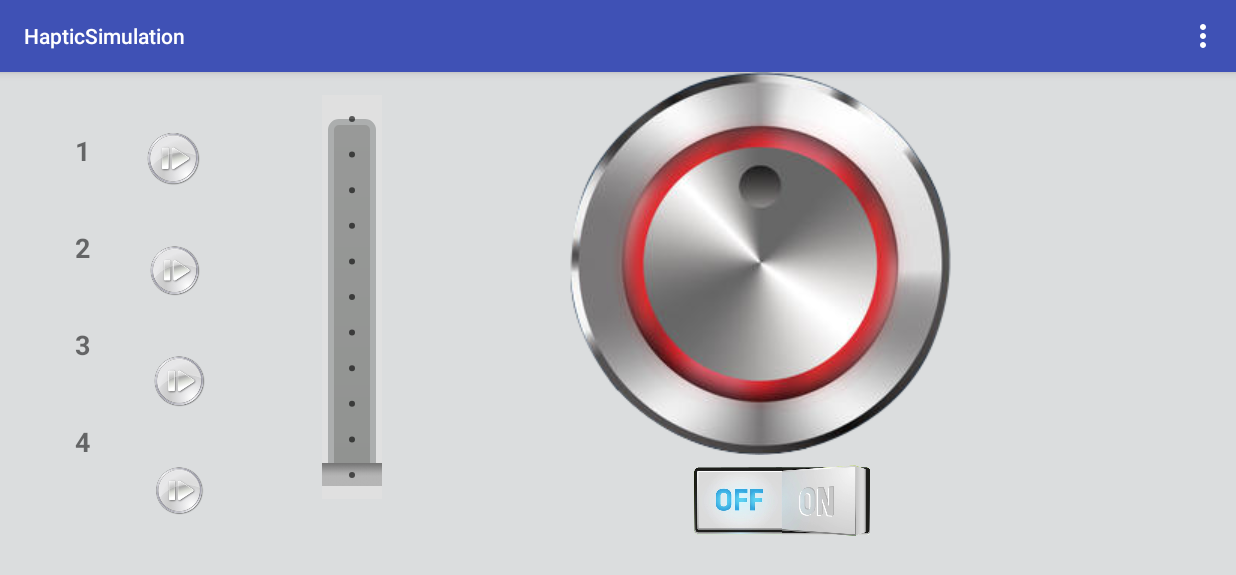
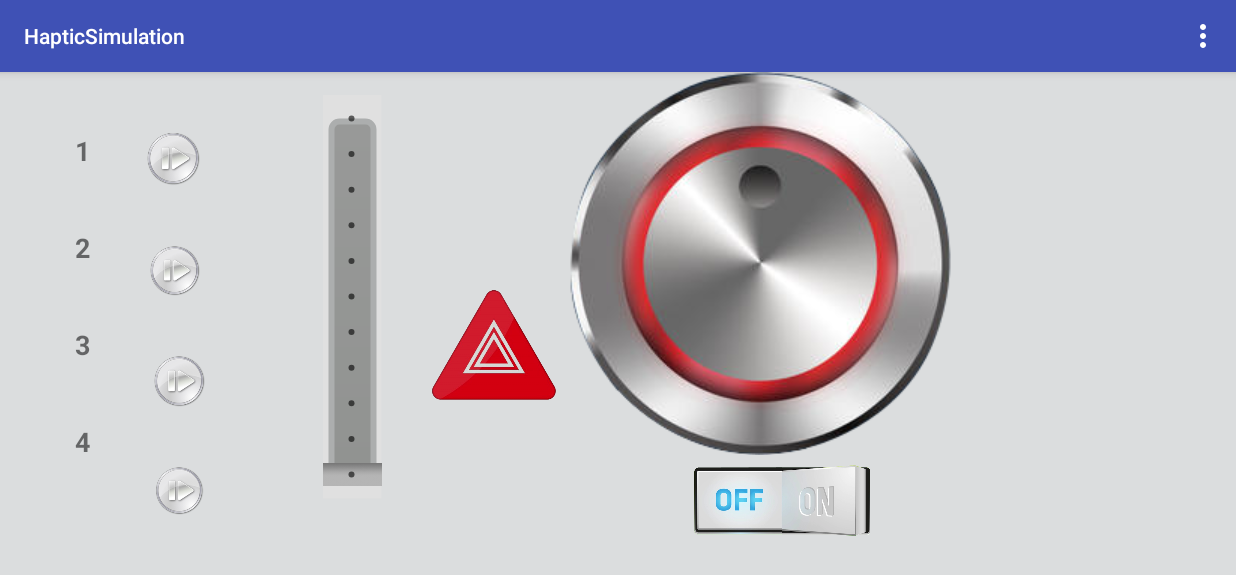
Before and after one commit to AbstractKim/HapticSimulationApp, an Android app: the screen it shows after launch (MainActivity), on a phone screen of 824 x 412 dp (held sideways). Shown: the top 575 px of the screen. Run offline under Robolectric (Android 15) with nearby library versions, the phone set to English and light mode, and no system bars; libraries missing offline, so code that uses them is left out: com.lukedeighton.wheelview; 3 statements that could not run were skipped.

Commit message:
add hazard on/off button

```diff
--- a/app/build.gradle
+++ b/app/build.gradle
@@ -16,7 +16,7 @@ android {
             proguardFiles getDefaultProguardFile('proguard-android.txt'), 'proguard-rules.pro'
         }
     }
-    buildToolsVersion '26.0.2'
+    buildToolsVersion '27.0.3'
     compileOptions {
         sourceCompatibility JavaVersion.VERSION_1_8
         targetCompatibility JavaVersion.VERSION_1_8
--- a/app/src/main/res/layout-large/activity_main.xml
+++ b/app/src/main/res/layout-large/activity_main.xml
@@ -169,6 +169,17 @@
         android:textColor="@android:color/black" />
   </RadioGroup>
 
-
+  <ImageView
+      android:id="@+id/imageViewSlot7"
+      android:layout_width="227dp"
+      android:layout_height="162dp"
+      android:layout_marginBottom="8dp"
+      android:layout_marginEnd="8dp"
+      android:layout_marginRight="8dp"
+      android:layout_marginTop="8dp"
+      app:layout_constraintBottom_toBottomOf="parent"
+      app:layout_constraintEnd_toStartOf="@+id/wheelview"
+      app:layout_constraintTop_toTopOf="parent"
+      app:srcCompat="@drawable/hazard_on" />
 
 </android.support.constraint.ConstraintLayout>
--- a/app/src/main/res/layout/activity_main.xml
+++ b/app/src/main/res/layout/activity_main.xml
@@ -99,7 +99,7 @@
         android:id="@+id/seekbarVolume"
         style="@style/Widget.AppCompat.SeekBar.Discrete"
         android:layout_width="269dp"
-      android:layout_height="wrap_content"
+        android:layout_height="39dp"
         android:layout_marginStart="100dp"
         android:layout_marginTop="130dp"
         android:background="@color/grey_300"
@@ -165,7 +165,18 @@
         android:textColor="@android:color/black" />
   </RadioGroup>
 
-
+    <ImageView
+        android:id="@+id/imageViewSlot7"
+        android:layout_width="83dp"
+        android:layout_height="75dp"
+        android:layout_marginBottom="8dp"
+        android:layout_marginEnd="8dp"
+        android:layout_marginRight="8dp"
+        android:layout_marginTop="8dp"
+        app:layout_constraintBottom_toBottomOf="parent"
+        app:layout_constraintEnd_toStartOf="@+id/wheelview"
+        app:layout_constraintTop_toTopOf="parent"
+        app:srcCompat="@drawable/hazard_on" />
 
 
 </android.support.constraint.ConstraintLayout>
--- a/app/src/main/res/values/strings.xml
+++ b/app/src/main/res/values/strings.xml
@@ -19,6 +19,10 @@
     <string name="pref_slot5_label">ON</string>
     <string name="pref_slot6_key">slot6</string>
     <string name="pref_slot6_label">OFF</string>
+    <string name="pref_slot7_key">slot7</string>
+    <string name="pref_slot7_label">Hazard ON</string>
+    <string name="pref_slot8_key">slot8</string>
+    <string name="pref_slot8_label">Hazard OFF</string>
     <string name="pref_default_value">nothing</string>
     <string name="pref_default_label">Nothing</string>
     <string name="error_not_play">Sorry, could not play. The file might be not supported...</string>
--- a/build.gradle
+++ b/build.gradle
@@ -7,7 +7,7 @@ buildscript {
         jcenter()
     }
     dependencies {
-        classpath 'com.android.tools.build:gradle:3.0.1'
+        classpath 'com.android.tools.build:gradle:3.1.2'
 
 
         // NOTE: Do not place your application dependencies here; they belong
```
Also changed, not shown: app/src/main/java/com/github/abstractkim/hapticsimulation/MainActivity.java (+27 -1 lines), app/src/main/res/xml/pref_haptic_simulation.xml (+9 -0 lines), app/src/main/res/drawable/hazard_off.png (added), app/src/main/res/drawable/hazard_on.png (added), gradle/wrapper/gradle-wrapper.properties. Lines whose indentation alone changed are shown as unchanged.
